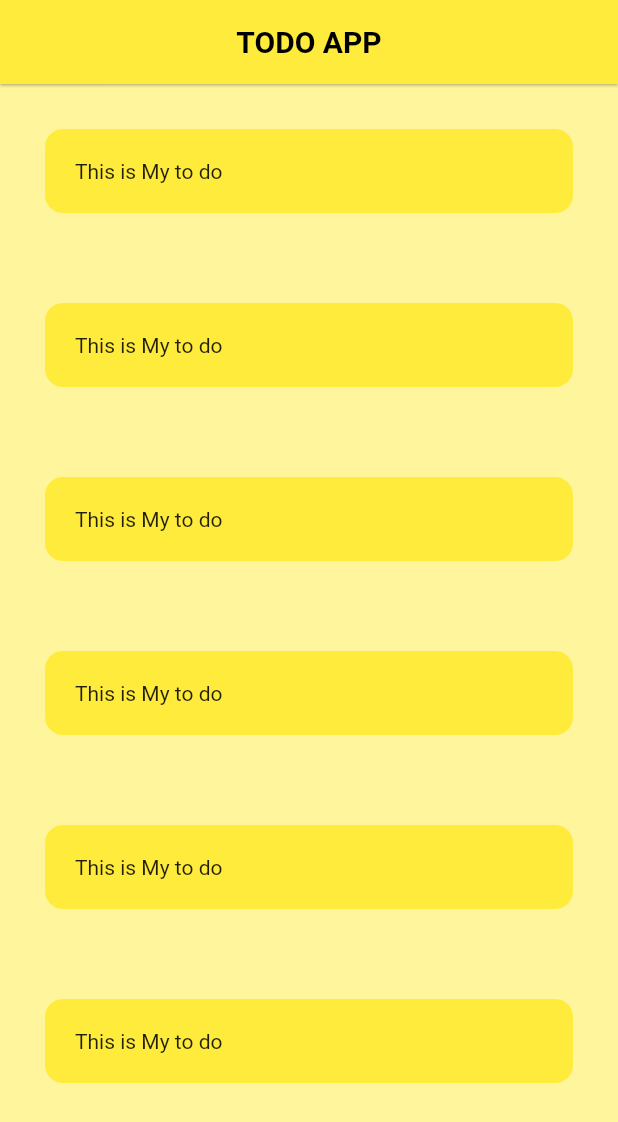
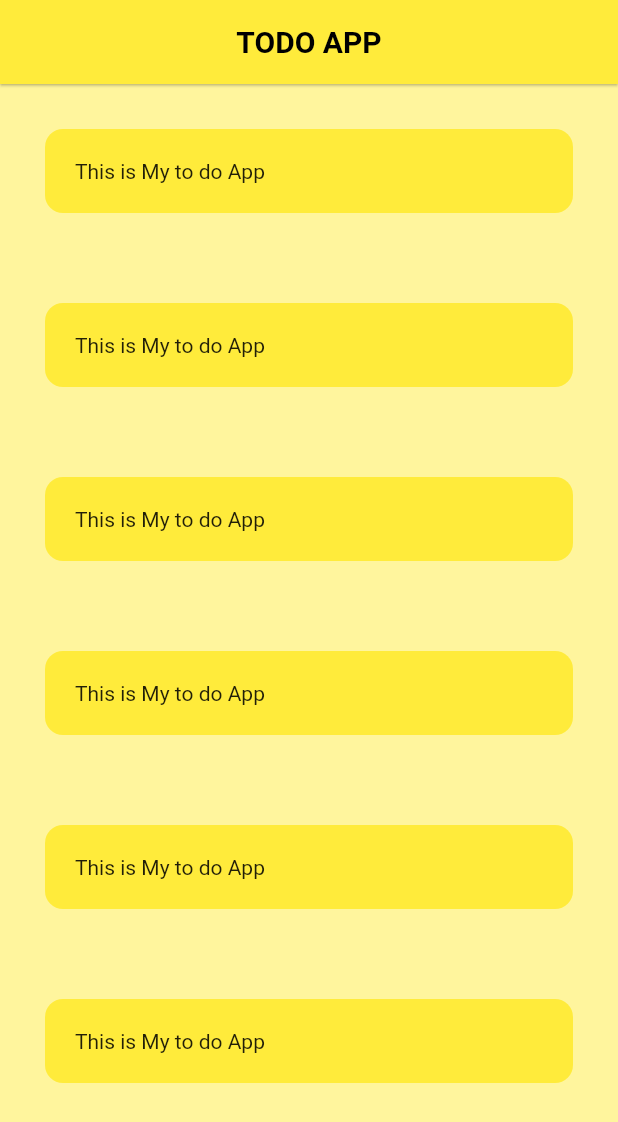
Before and after one commit to birmehto/todo-app, a Flutter app: the screen it shows after launch, on a phone screen of 412 x 824 dp. Shown: the top 1122 px of the screen. Run offline on Flutter 3.47's test engine with Material 2 defaults, Android fonts, the phone set to English and light mode, and no system bars.

Commit message:
status change

```diff
--- a/lib/util/todotile.dart
+++ b/lib/util/todotile.dart
@@ -14,7 +14,7 @@ class todotile extends StatelessWidget {
         child: Row(
           children: [
             //  Checkbox(value: value, onChanged: onChanged),
-            Text('This is My to do '),
+            Text('This is My to do App'),
           ],
         ),
         decoration: BoxDecoration(
```
